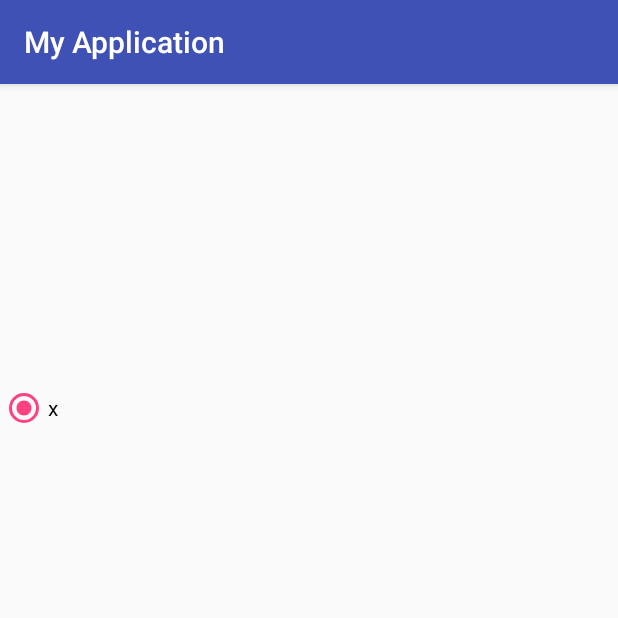
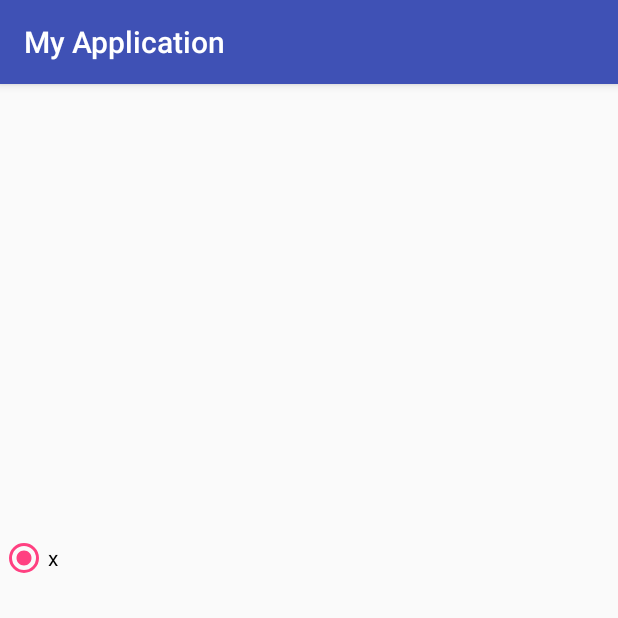
Before and after one commit to scutXu/CameraProcessing, an Android app: the fragment CameraPreviewFragment shown on its own in the app's theme, on a phone screen of 412 x 824 dp, the top half of it. Run offline under Robolectric (Android 15) with nearby library versions, the light colour scheme and no system bars; 9 statements that could not run were skipped.

Commit message:
add screenshots

```diff
--- a/app/src/main/java/com/example/administrator/myapplication/CameraPreviewFragment.java
+++ b/app/src/main/java/com/example/administrator/myapplication/CameraPreviewFragment.java
@@ -129,7 +129,9 @@ public class CameraPreviewFragment extends Fragment {
         //Log.i("abc",Integer.toString(mSurfaceTextureResolution.getWidth()) + " " + Integer.toString(mSurfaceTextureResolution.getHeight()));
         return (float)(mSurfaceTextureResolution.getWidth()) / (float)(mSurfaceTextureResolution.getHeight());
     }
-
+    public Size getSurfaceTextureResolution() {
+        return mSurfaceTextureResolution;
+    }
 
     private void queryCameraInfo() {
         try {
--- a/app/src/main/res/layout/preview_fragment.xml
+++ b/app/src/main/res/layout/preview_fragment.xml
@@ -7,7 +7,7 @@
     <FrameLayout
         android:id="@+id/preview_container"
         android:layout_width="match_parent"
-        android:layout_height="200dp" >
+        android:layout_height="300dp" >
     </FrameLayout>
 
     <HorizontalScrollView
```
Also changed, not shown: app/src/main/java/com/example/administrator/myapplication/MyGLSurfaceView.java (+11 -2 lines), 6 other files.
